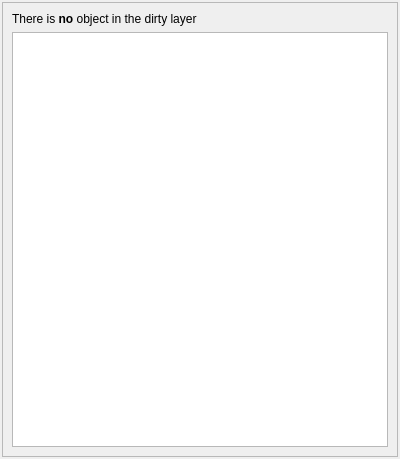
The window that DirtyDock.ui (openstreetmap/merkaartor) describes before a commit, drawn with Qt 5.
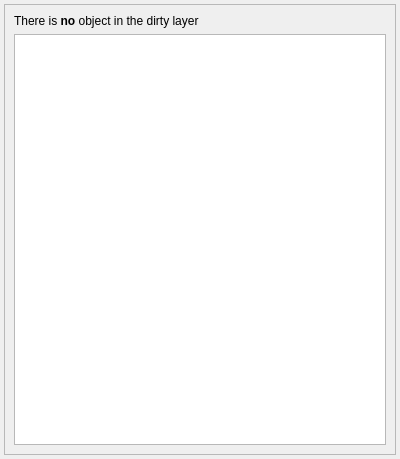
The same window after the commit.

Commit message: ADD : MOBILE: replace docks with fullscreen dialogs ADD : "visible" action in layers menu

```diff
--- a/DirtyDock.ui
+++ b/DirtyDock.ui
@@ -16,17 +16,8 @@
    <property name="spacing" >
     <number>4</number>
    </property>
-   <property name="leftMargin" >
-    <number>2</number>
-   </property>
-   <property name="topMargin" >
-    <number>2</number>
-   </property>
-   <property name="rightMargin" >
-    <number>2</number>
-   </property>
-   <property name="bottomMargin" >
-    <number>2</number>
+   <property name="margin" >
+    <number>4</number>
    </property>
    <item>
     <widget class="QFrame" name="frame" >
```
The commit also changes 32 other files.
